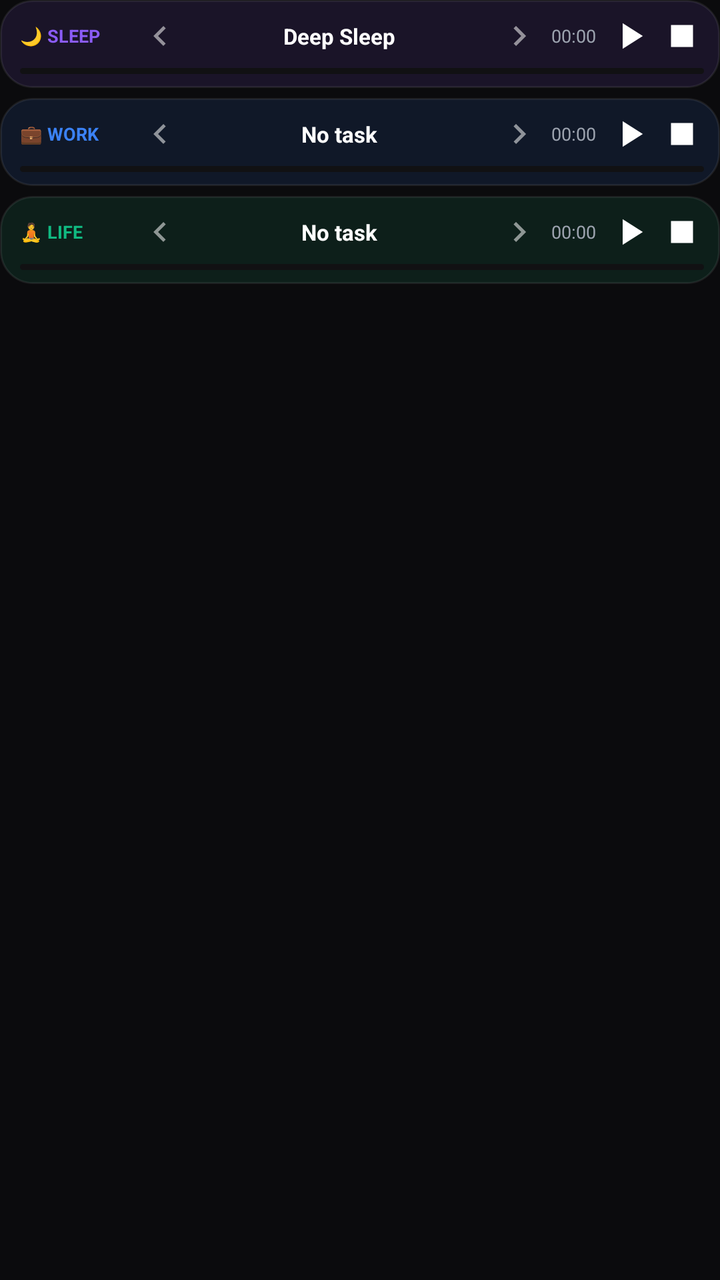
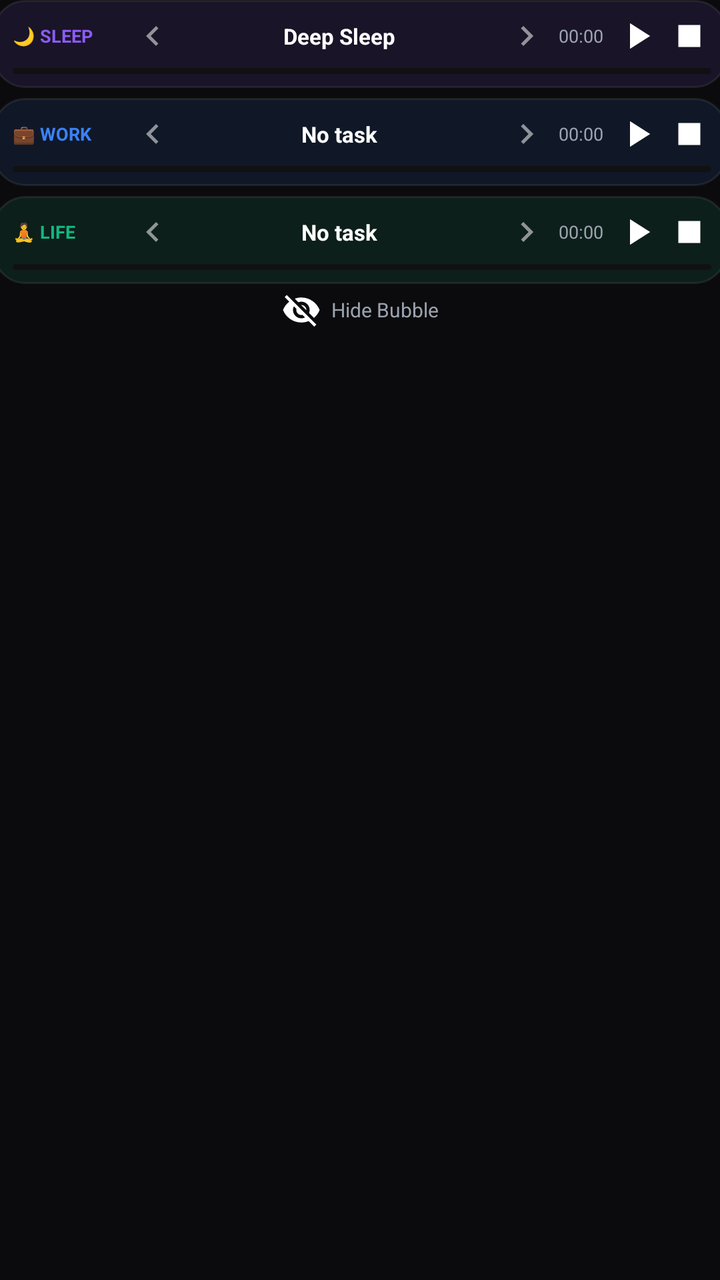

Screens rendered from an Android XML layout before and after an edit, with the pre-edit source and the edit as a unified diff.
<!-- AndroidManifest.xml: application theme Theme.DayBlocks -->
<!-- res/layout/layout_notification_expanded.xml -->
<?xml version="1.0" encoding="utf-8"?>
<LinearLayout xmlns:android="http://schemas.android.com/apk/res/android"
    android:layout_width="match_parent"
    android:layout_height="wrap_content"
    android:orientation="vertical">


    
    <LinearLayout
        android:id="@+id/llSleepBlock"
        android:layout_width="match_parent"
        android:layout_height="wrap_content"
        android:orientation="vertical"
        android:background="@drawable/bg_notification_card_sleep"
        android:paddingStart="10dp"
        android:paddingEnd="8dp"
        android:paddingTop="7dp"
        android:paddingBottom="7dp"
        android:layout_marginBottom="5dp">

        
        <LinearLayout
            android:layout_width="match_parent"
            android:layout_height="wrap_content"
            android:orientation="horizontal"
            android:gravity="center_vertical">

            
            <TextView
                android:layout_width="wrap_content"
                android:layout_height="wrap_content"
                android:text="🌙 SLEEP"
                android:textColor="@color/block_sleep"
                android:textSize="9sp"
                android:textStyle="bold"
                android:minWidth="56dp" />

            
            <ImageView
                android:id="@+id/btnSleepPrev"
                android:layout_width="20dp"
                android:layout_height="20dp"
                android:src="@drawable/ic_chevron_left"
                android:contentDescription="Prev"
                android:clickable="true"
                android:focusable="true"
                android:layout_marginStart="4dp" />

            
            <TextView
                android:id="@+id/tvSleepTaskName"
                android:layout_width="0dp"
                android:layout_height="wrap_content"
                android:layout_weight="1"
                android:text="Deep Sleep"
                android:textColor="#FFFFFF"
                android:textSize="11sp"
                android:textStyle="bold"
                android:maxLines="1"
                android:ellipsize="end"
                android:gravity="center"
                android:layout_marginHorizontal="4dp" />

            
            <ImageView
                android:id="@+id/btnSleepNext"
                android:layout_width="20dp"
                android:layout_height="20dp"
                android:src="@drawable/ic_chevron_right"
                android:contentDescription="Next"
                android:clickable="true"
                android:focusable="true"
                android:layout_marginEnd="6dp" />

            
            <TextView
                android:id="@+id/tvSleepTime"
                android:layout_width="wrap_content"
                android:layout_height="wrap_content"
                android:text="00:00"
                android:textColor="#9CA3AF"
                android:textSize="9sp"
                android:layout_marginEnd="6dp" />

            
            <ImageView
                android:id="@+id/btnSleepPlayPause"
                android:layout_width="22dp"
                android:layout_height="22dp"
                android:src="@drawable/ic_play"
                android:contentDescription="Play/Pause"
                android:clickable="true"
                android:focusable="true"
                android:layout_marginEnd="4dp" />

            
            <ImageView
                android:id="@+id/btnSleepStop"
                android:layout_width="22dp"
                android:layout_height="22dp"
                android:src="@drawable/ic_stop"
                android:contentDescription="Stop"
                android:clickable="true"
                android:focusable="true" />
        </LinearLayout>

        
        <ProgressBar
            android:id="@+id/pbSleep"
            style="?android:attr/progressBarStyleHorizontal"
            android:layout_width="match_parent"
            android:layout_height="3dp"
            android:layout_marginTop="5dp"
            android:max="100"
            android:progress="0"
            android:progressDrawable="@drawable/bg_progress_sleep" />

    </LinearLayout>

    
    <LinearLayout
        android:id="@+id/llWorkBlock"
        android:layout_width="match_parent"
        android:layout_height="wrap_content"
        android:orientation="vertical"
        android:background="@drawable/bg_notification_card_work"
        android:paddingStart="10dp"
        android:paddingEnd="8dp"
        android:paddingTop="7dp"
        android:paddingBottom="7dp"
        android:layout_marginBottom="5dp">

        <LinearLayout
            android:layout_width="match_parent"
            android:layout_height="wrap_content"
            android:orientation="horizontal"
            android:gravity="center_vertical">

            <TextView
                android:layout_width="wrap_content"
                android:layout_height="wrap_content"
                android:text="💼 WORK"
                android:textColor="@color/block_work"
                android:textSize="9sp"
                android:textStyle="bold"
                android:minWidth="56dp" />

            <ImageView
                android:id="@+id/btnWorkPrev"
                android:layout_width="20dp"
                android:layout_height="20dp"
                android:src="@drawable/ic_chevron_left"
                android:contentDescription="Prev"
                android:clickable="true"
                android:focusable="true"
                android:layout_marginStart="4dp" />

            <TextView
                android:id="@+id/tvWorkTaskName"
                android:layout_width="0dp"
                android:layout_height="wrap_content"
                android:layout_weight="1"
                android:text="No task"
                android:textColor="#FFFFFF"
                android:textSize="11sp"
                android:textStyle="bold"
                android:maxLines="1"
                android:ellipsize="end"
                android:gravity="center"
                android:layout_marginHorizontal="4dp" />

            <ImageView
                android:id="@+id/btnWorkNext"
                android:layout_width="20dp"
                android:layout_height="20dp"
                android:src="@drawable/ic_chevron_right"
                android:contentDescription="Next"
                android:clickable="true"
                android:focusable="true"
                android:layout_marginEnd="6dp" />

            <TextView
                android:id="@+id/tvWorkTime"
                android:layout_width="wrap_content"
                android:layout_height="wrap_content"
                android:text="00:00"
                android:textColor="#9CA3AF"
                android:textSize="9sp"
                android:layout_marginEnd="6dp" />

            <ImageView
                android:id="@+id/btnWorkPlayPause"
                android:layout_width="22dp"
                android:layout_height="22dp"
                android:src="@drawable/ic_play"
                android:contentDescription="Play/Pause"
                android:clickable="true"
                android:focusable="true"
                android:layout_marginEnd="4dp" />

            <ImageView
                android:id="@+id/btnWorkStop"
                android:layout_width="22dp"
                android:layout_height="22dp"
                android:src="@drawable/ic_stop"
                android:contentDescription="Stop"
                android:clickable="true"
                android:focusable="true" />
        </LinearLayout>

        <ProgressBar
            android:id="@+id/pbWork"
            style="?android:attr/progressBarStyleHorizontal"
            android:layout_width="match_parent"
            android:layout_height="3dp"
            android:layout_marginTop="5dp"
            android:max="100"
            android:progress="0"
            android:progressDrawable="@drawable/bg_progress_work" />

    </LinearLayout>

    
    <LinearLayout
        android:id="@+id/llPersonalBlock"
        android:layout_width="match_parent"
        android:layout_height="wrap_content"
        android:orientation="vertical"
        android:background="@drawable/bg_notification_card_personal"
        android:paddingStart="10dp"
        android:paddingEnd="8dp"
        android:paddingTop="7dp"
        android:paddingBottom="7dp">

        <LinearLayout
            android:layout_width="match_parent"
            android:layout_height="wrap_content"
            android:orientation="horizontal"
            android:gravity="center_vertical">

            <TextView
                android:layout_width="wrap_content"
                android:layout_height="wrap_content"
                android:text="🧘 LIFE"
                android:textColor="@color/block_personal"
                android:textSize="9sp"
                android:textStyle="bold"
                android:minWidth="56dp" />

            <ImageView
                android:id="@+id/btnPersonalPrev"
                android:layout_width="20dp"
                android:layout_height="20dp"
                android:src="@drawable/ic_chevron_left"
                android:contentDescription="Prev"
                android:clickable="true"
                android:focusable="true"
                android:layout_marginStart="4dp" />

            <TextView
                android:id="@+id/tvPersonalTaskName"
                android:layout_width="0dp"
                android:layout_height="wrap_content"
                android:layout_weight="1"
                android:text="No task"
                android:textColor="#FFFFFF"
                android:textSize="11sp"
                android:textStyle="bold"
                android:maxLines="1"
                android:ellipsize="end"
                android:gravity="center"
                android:layout_marginHorizontal="4dp" />

            <ImageView
                android:id="@+id/btnPersonalNext"
                android:layout_width="20dp"
                android:layout_height="20dp"
                android:src="@drawable/ic_chevron_right"
                android:contentDescription="Next"
                android:clickable="true"
                android:focusable="true"
                android:layout_marginEnd="6dp" />

            <TextView
                android:id="@+id/tvPersonalTime"
                android:layout_width="wrap_content"
                android:layout_height="wrap_content"
                android:text="00:00"
                android:textColor="#9CA3AF"
                android:textSize="9sp"
                android:layout_marginEnd="6dp" />

            <ImageView
                android:id="@+id/btnPersonalPlayPause"
                android:layout_width="22dp"
                android:layout_height="22dp"
                android:src="@drawable/ic_play"
                android:contentDescription="Play/Pause"
                android:clickable="true"
                android:focusable="true"
                android:layout_marginEnd="4dp" />

            <ImageView
                android:id="@+id/btnPersonalStop"
                android:layout_width="22dp"
                android:layout_height="22dp"
                android:src="@drawable/ic_stop"
                android:contentDescription="Stop"
                android:clickable="true"
                android:focusable="true" />
        </LinearLayout>

        <ProgressBar
            android:id="@+id/pbPersonal"
            style="?android:attr/progressBarStyleHorizontal"
            android:layout_width="match_parent"
            android:layout_height="3dp"
            android:layout_marginTop="5dp"
            android:max="100"
            android:progress="0"
            android:progressDrawable="@drawable/bg_progress_personal" />

    </LinearLayout>

</LinearLayout>
<!-- resources referenced by this layout -->
<resources>
  <color name="block_personal">#10B981</color>
  <color name="block_sleep">#8B5CF6</color>
  <color name="block_work">#3B82F6</color>
  <!-- drawable bg_notification_card_personal (drawable) -->
  <?xml version="1.0" encoding="utf-8"?>
  <shape xmlns:android="http://schemas.android.com/apk/res/android">
      <solid android:color="#0D1F1A" />
      <corners android:radius="16dp" />
      <stroke
          android:width="1dp"
          android:color="#14FFFFFF" />
  </shape>
  <!-- drawable bg_notification_card_sleep (drawable) -->
  <?xml version="1.0" encoding="utf-8"?>
  <shape xmlns:android="http://schemas.android.com/apk/res/android">
      <solid android:color="#1A1428" />
      <corners android:radius="16dp" />
      <stroke
          android:width="1dp"
          android:color="#14FFFFFF" />
  </shape>
  <!-- drawable bg_notification_card_work (drawable) -->
  <?xml version="1.0" encoding="utf-8"?>
  <shape xmlns:android="http://schemas.android.com/apk/res/android">
      <solid android:color="#101828" />
      <corners android:radius="16dp" />
      <stroke
          android:width="1dp"
          android:color="#14FFFFFF" />
  </shape>
  <!-- drawable ic_chevron_left (drawable) -->
  <?xml version="1.0" encoding="utf-8"?>
  <vector xmlns:android="http://schemas.android.com/apk/res/android"
      android:width="24dp"
      android:height="24dp"
      android:viewportWidth="24"
      android:viewportHeight="24">
      <path
          android:fillColor="#88FFFFFF"
          android:pathData="M15.41,7.41L14,6l-6,6 6,6 1.41,-1.41L10.83,12z" />
  </vector>
  <!-- drawable ic_play (drawable) -->
  <?xml version="1.0" encoding="utf-8"?>
  <vector xmlns:android="http://schemas.android.com/apk/res/android"
      android:width="24dp"
      android:height="24dp"
      android:viewportWidth="24"
      android:viewportHeight="24">
      <path
          android:fillColor="#FFFFFF"
          android:pathData="M8,5v14l11,-7z" />
  </vector>
  <!-- drawable ic_stop (drawable) -->
  <?xml version="1.0" encoding="utf-8"?>
  <vector xmlns:android="http://schemas.android.com/apk/res/android"
      android:width="24dp"
      android:height="24dp"
      android:viewportWidth="24"
      android:viewportHeight="24">
      <path
          android:fillColor="#FFFFFF"
          android:pathData="M6,6h12v12H6z" />
  </vector>
  <color name="surface">#111113</color>
  <color name="accent_blue">#3B82F6</color>
  <color name="accent_blue_dim">#1D4ED8</color>
  <color name="text_primary">#FFFFFF</color>
  <color name="card">#171719</color>
  <color name="background">#0B0B0D</color>
  <color name="danger">#EF4444</color>
  <color name="transparent">#00000000</color>
  <style name="ButtonStyle" parent="Widget.Material3.Button">
          <item name="android:textColor">@color/text_primary</item>
          <item name="backgroundTint">@color/accent_blue</item>
          <item name="cornerRadius">12dp</item>
      </style>
  <color name="nav_background">#0F0F12</color>
  <!-- unchanged entries left out for length: 6 -->
</resources>

<!-- the commit's change to res/layout/layout_notification_expanded.xml (unified diff, before → after) -->
@@ -16,6 +16,8 @@
         android:paddingEnd="8dp"
         android:paddingTop="7dp"
         android:paddingBottom="7dp"
+        android:layout_marginStart="-4dp"
+        android:layout_marginEnd="-4dp"
         android:layout_marginBottom="5dp">
 
         
@@ -128,6 +130,8 @@
         android:paddingEnd="8dp"
         android:paddingTop="7dp"
         android:paddingBottom="7dp"
+        android:layout_marginStart="-4dp"
+        android:layout_marginEnd="-4dp"
         android:layout_marginBottom="5dp">
 
         <LinearLayout
@@ -230,7 +234,9 @@
         android:paddingStart="10dp"
         android:paddingEnd="8dp"
         android:paddingTop="7dp"
-        android:paddingBottom="7dp">
+        android:paddingBottom="7dp"
+        android:layout_marginStart="-4dp"
+        android:layout_marginEnd="-4dp">
 
         <LinearLayout
             android:layout_width="match_parent"
@@ -322,4 +328,33 @@
 
     </LinearLayout>
 
+    
+    <LinearLayout
+        android:id="@+id/btnExpandedBubble"
+        android:layout_width="match_parent"
+        android:layout_height="wrap_content"
+        android:gravity="center"
+        android:orientation="horizontal"
+        android:paddingTop="3dp"
+        android:paddingBottom="3dp"
+        android:clickable="true"
+        android:focusable="true">
+
+        <ImageView
+            android:id="@+id/ivExpandedBubble"
+            android:layout_width="20dp"
+            android:layout_height="20dp"
+            android:src="@drawable/ic_bubble_hide"
+            android:contentDescription="Hide or show floating bubble" />
+
+        <TextView
+            android:id="@+id/tvExpandedBubble"
+            android:layout_width="wrap_content"
+            android:layout_height="wrap_content"
+            android:layout_marginStart="5dp"
+            android:text="Hide Bubble"
+            android:textColor="#9CA3AF"
+            android:textSize="10sp" />
+    </LinearLayout>
+
 </LinearLayout>
<!-- resource entries referenced after the edit -->
@@ -30,6 +30,17 @@
           android:width="1dp"
           android:color="#14FFFFFF" />
   </shape>
+  <!-- drawable ic_bubble_hide (drawable) -->
+  <?xml version="1.0" encoding="utf-8"?>
+  <vector xmlns:android="http://schemas.android.com/apk/res/android"
+      android:width="24dp"
+      android:height="24dp"
+      android:viewportWidth="24"
+      android:viewportHeight="24">
+      <path
+          android:fillColor="#FFFFFF"
+          android:pathData="M12,7c2.76,0 5,2.24 5,5 0,0.65 -0.13,1.26 -0.36,1.83l2.92,2.92c1.51,-1.26 2.7,-2.89 3.43,-4.75 -1.73,-4.39 -6,-7.5 -11,-7.5 -1.4,0 -2.74,0.25 -3.98,0.7l2.16,2.16C10.74,7.13 11.35,7 12,7zM2,4.27l2.28,2.28 0.46,0.46C3.08,8.3 1.78,10.02 1,12c1.73,4.39 6,7.5 11,7.5 1.55,0 3.03,-0.3 4.38,-0.84l0.42,0.42L19.73,22 21,20.73 3.27,3 2,4.27zM7.53,9.8l1.55,1.55c-0.05,0.21 -0.08,0.43 -0.08,0.65 0,1.66 1.34,3 3,3 0.22,0 0.44,-0.03 0.65,-0.08l1.55,1.55c-0.67,0.33 -1.41,0.53 -2.2,0.53 -2.76,0 -5,-2.24 -5,-5 0,-0.79 0.2,-1.53 0.53,-2.2zM11.84,9.02l3.15,3.15 0.02,-0.16c0,-1.66 -1.34,-3 -3,-3l-0.17,0.01z" />
+  </vector>
   <!-- drawable ic_chevron_left (drawable) -->
   <?xml version="1.0" encoding="utf-8"?>
   <vector xmlns:android="http://schemas.android.com/apk/res/android"
